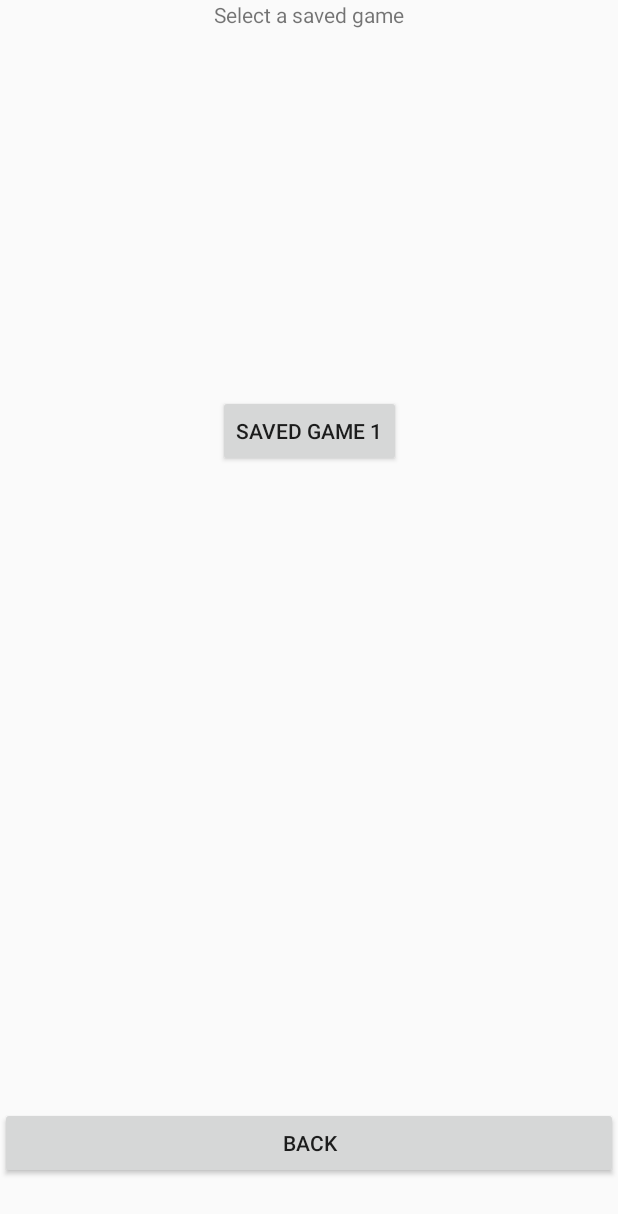
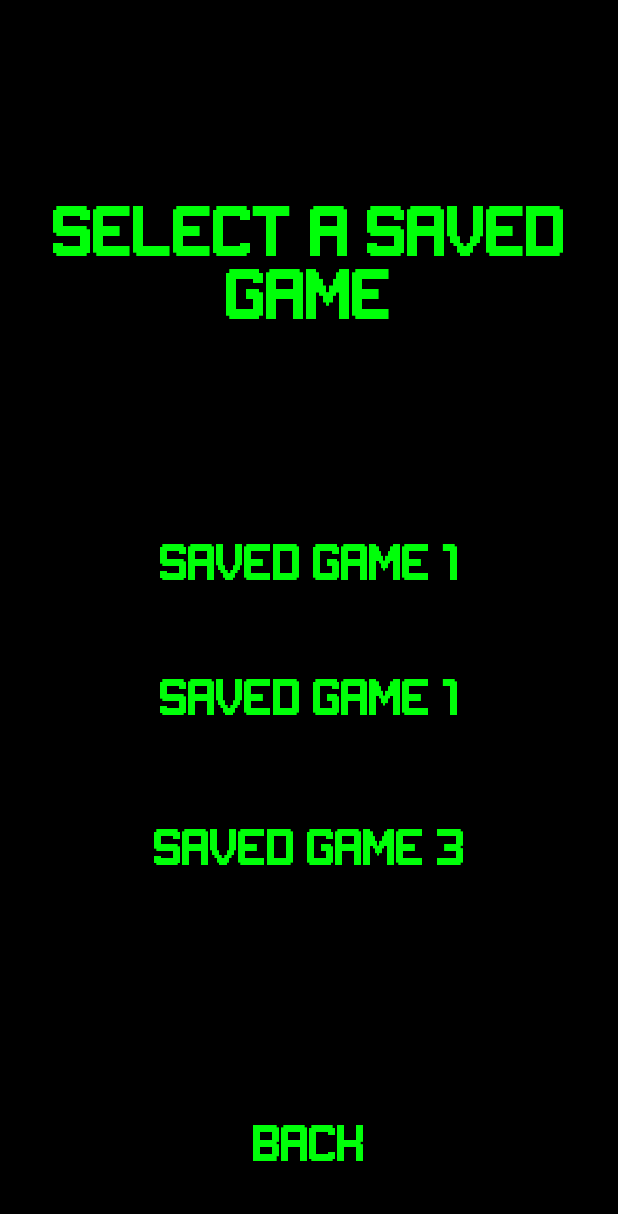
Before and after one commit to 200poundsofo2/GTrader, an Android app: the SavedGamesActivity screen opened directly, with no data from a screen before it, on a phone screen of 412 x 824 dp. Shown: the top 1214 px of the screen. Run offline under Robolectric (Android 15) with nearby library versions, the phone set to English and light mode, and no system bars.

Commit message:
Added more functionality to Saved Games
Note: instead of adding button for each saved games, lets add a method that changes the color of the button when it has a saved game vs doesnt. Also, we would have to change each instance. We could also possibly change the saved game name...

```diff
--- a/app/src/main/java/com/example/gtraderprototype/views/SavedGamesActivity.java
+++ b/app/src/main/java/com/example/gtraderprototype/views/SavedGamesActivity.java
@@ -5,14 +5,29 @@ import android.content.Context;
 import android.content.Intent;
 import android.support.annotation.NonNull;
 import android.support.v7.app.AppCompatActivity;
+import android.view.View;
+import android.widget.Button;
 
 import com.example.gtraderprototype.R;
 
 public class SavedGamesActivity extends AppCompatActivity {
 
+    private Button back;
+
     @Override
     protected void onCreate(Bundle savedInstanceState) {
         super.onCreate(savedInstanceState);
         setContentView(R.layout.activity_saved_games);
+        back = findViewById(R.id.back);
+    }
+
+    public void backToWelcome(View view){
+        back.setOnClickListener(new View.OnClickListener() {
+            @Override
+            public void onClick(View view) {
+                Intent intent = new Intent(SavedGamesActivity.this, MainActivity.class);
+                startActivity(intent);
+            }
+        });
     }
 }
--- a/app/src/main/res/layout/activity_saved_games.xml
+++ b/app/src/main/res/layout/activity_saved_games.xml
@@ -4,32 +4,99 @@
     xmlns:tools="http://schemas.android.com/tools"
     android:layout_width="match_parent"
     android:layout_height="match_parent"
+    android:background="#000000"
     tools:context=".views.SavedGamesActivity">
 
     <android.support.constraint.ConstraintLayout
         android:layout_width="match_parent"
         android:layout_height="match_parent">
 
-
-        <Button
-            android:id="@+id/saved_game"
+        <TextView
+            android:id="@+id/select"
             android:layout_width="wrap_content"
-            android:layout_height="wrap_content"
+            android:layout_height="0dp"
             android:layout_marginStart="100dp"
+            android:layout_marginTop="85dp"
             android:layout_marginEnd="100dp"
-            android:layout_marginBottom="250dp"
+            android:layout_marginBottom="85dp"
+            android:fontFamily="@font/gameplay"
             android:gravity="center"
-            android:text="Saved Game 1"
-            app:layout_constraintBottom_toBottomOf="parent"
+            android:text="Select a saved game"
+            android:textColor="#00FF09"
+            android:textSize="35dp"
+            app:layout_constraintBottom_toTopOf="@+id/saved_game01"
             app:layout_constraintEnd_toEndOf="parent"
             app:layout_constraintStart_toStartOf="parent"
             app:layout_constraintTop_toTopOf="parent" />
 
         <Button
+            android:id="@+id/saved_game01"
+            android:layout_width="wrap_content"
+            android:layout_height="wrap_content"
+            android:layout_marginStart="100dp"
+            android:layout_marginTop="90dp"
+            android:layout_marginEnd="100dp"
+            android:layout_marginBottom="250dp"
+            android:focusable="true"
+            android:background="#000000"
+            android:fontFamily="@font/gameplay"
+            android:gravity="center"
+            android:text="Saved Game 1"
+            android:textColor="#00FF09"
+            android:textSize="25dp"
+            app:layout_constraintBottom_toBottomOf="parent"
+            app:layout_constraintEnd_toEndOf="parent"
+            app:layout_constraintStart_toStartOf="parent"
+            app:layout_constraintTop_toTopOf="@+id/select" />
+
+        <Button
+            android:id="@+id/saved_game02"
+            android:layout_width="wrap_content"
+            android:layout_height="wrap_content"
+            android:layout_marginStart="100dp"
+            android:layout_marginTop="180dp"
+            android:layout_marginEnd="100dp"
+            android:layout_marginBottom="160dp"
+            android:background="#000000"
+            android:fontFamily="@font/gameplay"
+            android:gravity="center"
+            android:text="Saved Game 1"
+            android:textColor="#00FF09"
+            android:textSize="25dp"
+            app:layout_constraintBottom_toBottomOf="parent"
+            app:layout_constraintEnd_toEndOf="parent"
+            app:layout_constraintStart_toStartOf="parent"
+            app:layout_constraintTop_toTopOf="@+id/select" />
+
+        <Button
+            android:id="@+id/saved_game03"
+            android:layout_width="wrap_content"
+            android:layout_height="wrap_content"
+            android:layout_marginStart="100dp"
+            android:layout_marginTop="270dp"
+            android:layout_marginEnd="100dp"
+            android:layout_marginBottom="50dp"
+            android:background="#000000"
+            android:fontFamily="@font/gameplay"
+            android:gravity="center"
+            android:text="Saved Game 3"
+            android:textColor="#00FF09"
+            android:textSize="25dp"
+            app:layout_constraintBottom_toBottomOf="parent"
+            app:layout_constraintEnd_toEndOf="parent"
+            app:layout_constraintStart_toStartOf="parent"
+            app:layout_constraintTop_toTopOf="@+id/select" />
+
+        <Button
             android:id="@+id/back"
             android:layout_width="match_parent"
             android:layout_height="wrap_content"
+            android:onClick="backToWelcome"
             android:text="Back"
+            android:background="#000000"
+            android:fontFamily="@font/gameplay"
+            android:textColor="#00FF09"
+            android:textSize="25dp"
             app:layout_constraintBottom_toBottomOf="parent"
             app:layout_constraintEnd_toEndOf="parent"
             app:layout_constraintHorizontal_bias="0.0"
@@ -37,16 +104,6 @@
             app:layout_constraintTop_toTopOf="parent"
             app:layout_constraintVertical_bias="0.951" />
 
-        <TextView
-            android:id="@+id/select"
-            android:layout_width="wrap_content"
-            android:layout_height="0dp"
-            android:layout_marginStart="100dp"
-            android:layout_marginEnd="100dp"
-            android:text="Select a saved game"
-            app:layout_constraintEnd_toEndOf="parent"
-            app:layout_constraintStart_toStartOf="parent"
-            tools:layout_editor_absoluteY="85dp" />
     </android.support.constraint.ConstraintLayout>
 
 </android.support.design.widget.CoordinatorLayout>
--- a/app/src/main/res/values/styles.xml
+++ b/app/src/main/res/values/styles.xml
@@ -4,17 +4,19 @@
     <style name="AppTheme" parent="Theme.AppCompat.Light.DarkActionBar">
         <!-- Customize your theme here. -->
         <item name="colorPrimary">@color/colorPrimary</item>
-        <item name="colorPrimaryDark">@color/colorPrimaryDark</item>
+        <item name="colorPrimaryDark">#000000</item>
         <item name="colorAccent">@color/colorAccent</item>
     </style>
 
     <style name="NoActionBar" parent="Theme.AppCompat.Light.NoActionBar">
         <item name="windowActionBar">false</item>
         <item name="windowNoTitle">true</item>
+        <item name="colorPrimaryDark">#000000</item>
     </style>
 
     <style name="AppTheme.AppBarOverlay" parent="ThemeOverlay.AppCompat.Dark.ActionBar" />
 
     <style name="AppTheme.PopupOverlay" parent="ThemeOverlay.AppCompat.Light" />
 
+
 </resources>
```
